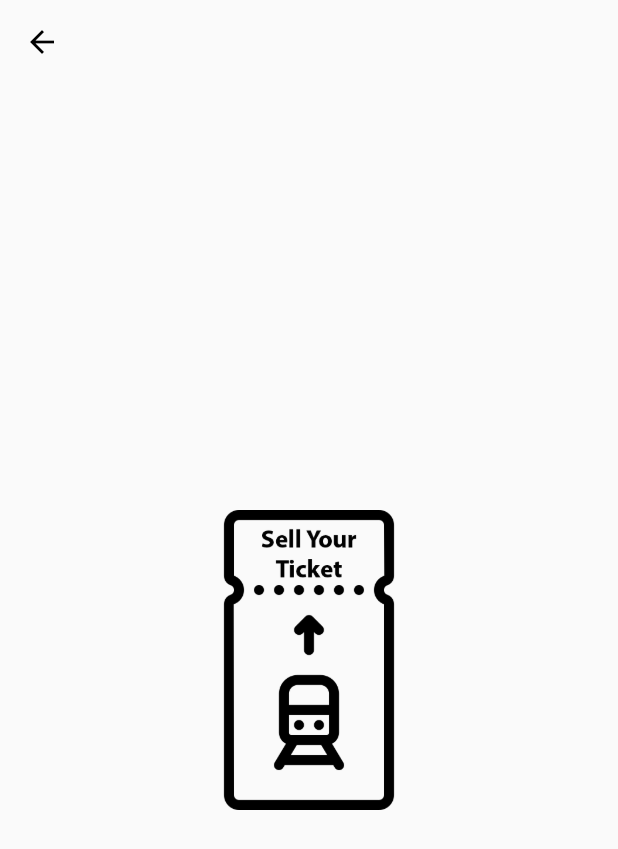
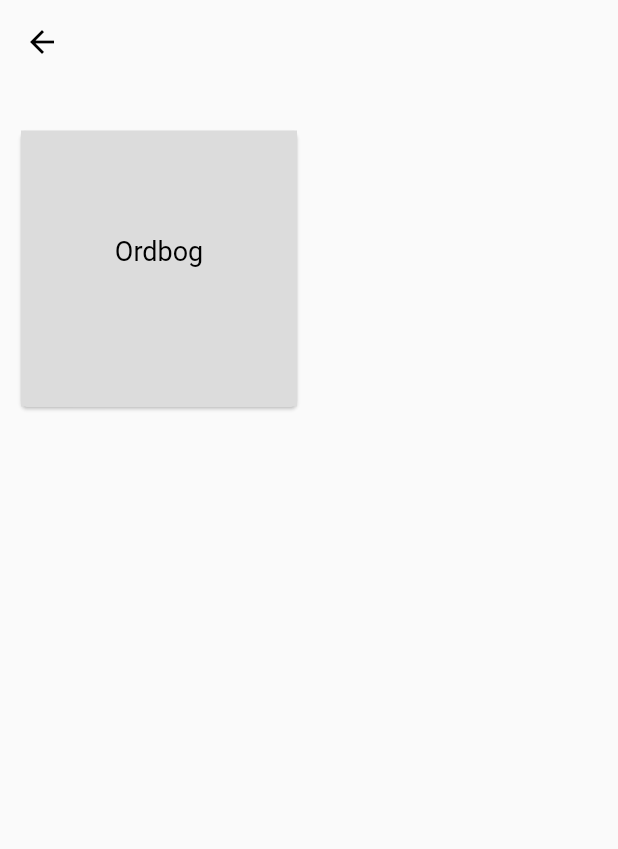
Before and after one commit to RuchiraSwarnapriya/train_ticket_exchange, a Flutter app: the MyAccount screen opened directly, on a phone screen of 412 x 824 dp. Shown: the top 849 px of the screen. Run offline on Flutter 3.47's test engine with Material 2 defaults, Android fonts, the phone set to English and light mode, and no system bars; our stand-ins replace carousel_pro, cloud_firestore, datetime_picker_formfield, firebase_auth; accounts and stored records are empty.

Commit message:
my account dashboard

```diff
--- a/lib/pages/myaccount.dart
+++ b/lib/pages/myaccount.dart
@@ -15,22 +15,55 @@ class _MyAccountState extends State<MyAccount> {
         backgroundColor: Colors.transparent,
         iconTheme: new IconThemeData(color:Colors.black),
       ),
-      body: Center(
-        child: Container(
-          width: 200.0,
-          height: 200.0,
-          decoration: BoxDecoration(
-            image: DecorationImage(image: AssetImage('images/myaccount/sell.png')
-            ),
-          ),
-          child: FlatButton(
-            padding: EdgeInsets.all(0.0),
-              onPressed: ()=> Navigator.push(context,new MaterialPageRoute(builder: (context)=> AddNewTicket())),
-              child: null
-          ),
+      body:Container(
+        padding: EdgeInsets.symmetric(vertical: 20.0, horizontal: 3.0),
+        child: GridView.count(
+          crossAxisCount: 2,
+          padding: EdgeInsets.all(3.0),
+          children: <Widget>[
+            makeDashboardItem("Ordbog"),
+//            makeDashboardItem("Alphabet", Icons.monetization_on),
+//            makeDashboardItem("Alphabet", Icons.alarm),
+//            makeDashboardItem("Alphabet", Icons.alarm),
+//            makeDashboardItem("Alphabet", Icons.alarm),
+//            makeDashboardItem("Alphabet", Icons.alarm)
+          ],
+
         ),
-      ),
+      )
 
     );
   }
+  Card makeDashboardItem(String title, ) {
+    return Card(
+        elevation: 1.0,
+        margin: new EdgeInsets.all(8.0),
+        child: Container(
+          decoration: BoxDecoration(color: Color.fromRGBO(220, 220, 220, 1.0)),
+          child: new InkWell(
+            onTap: () {},
+            child: Column(
+              crossAxisAlignment: CrossAxisAlignment.stretch,
+              mainAxisSize: MainAxisSize.min,
+              verticalDirection: VerticalDirection.down,
+              children: <Widget>[
+                SizedBox(height: 50.0),
+//                Center(
+//                    child: Icon(
+//                      icon,
+//                      size: 40.0,
+//                      color: Colors.black,
+//                    )),
+                SizedBox(height: 20.0),
+                new Center(
+                  child: new Text(title,
+                      style:
+                      new TextStyle(fontSize: 18.0, color: Colors.black)),
+                )
+              ],
+            ),
+          ),
+        ));
+  }
+
 }
```
Also changed, not shown: lib/pages/list.dart (added).
